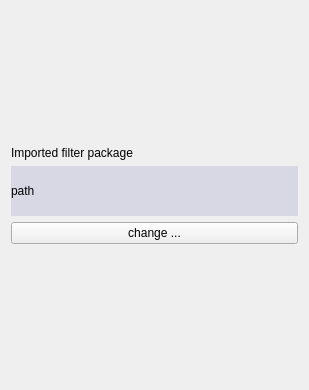
This is gui/bibolamazi_gui/filterpackagepatheditor.ui in phfaist/bibolamazi as Qt 5 draws it before an edit. The edited form follows.
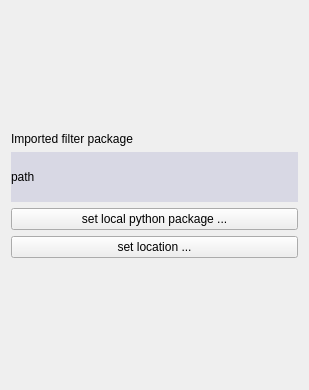
This is the edited form.

Commit message: added remote packages functionality into GUI.

```diff
--- a/gui/bibolamazi_gui/filterpackagepatheditor.ui
+++ b/gui/bibolamazi_gui/filterpackagepatheditor.ui
@@ -59,7 +59,14 @@
    <item>
     <widget class="QPushButton" name="btnChange">
      <property name="text">
-      <string>change ...</string>
+      <string>set local python package ...</string>
+     </property>
+    </widget>
+   </item>
+   <item>
+    <widget class="QPushButton" name="btnSetLocation">
+     <property name="text">
+      <string>set location ...</string>
      </property>
     </widget>
    </item>
```
Left out of the diff: 2 changed lines with no effect on the pictures. The commit also changes 13 other files.
